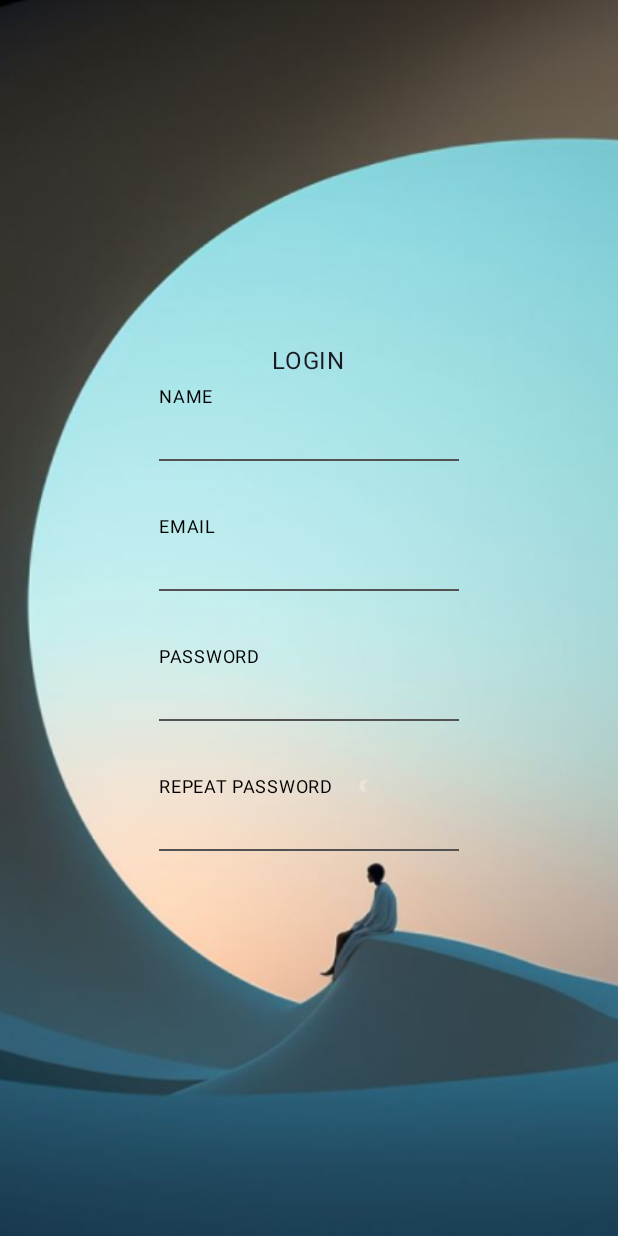
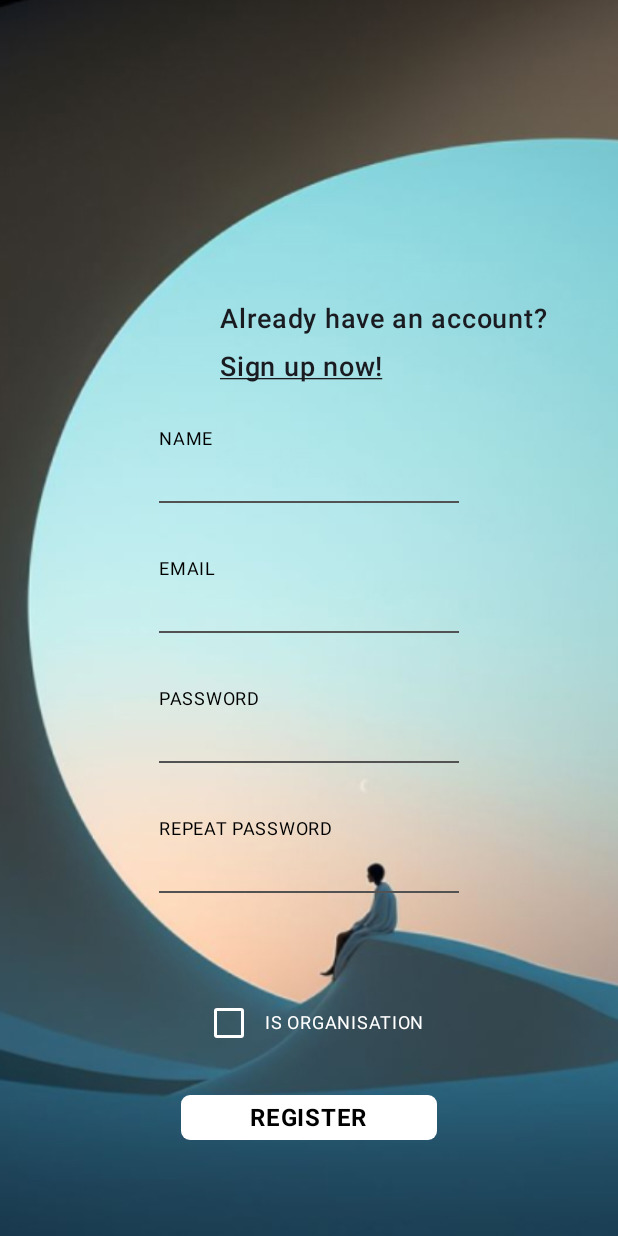
Before and after one commit to LeoSvjetlicic/HelpingHand, an Android app built with Jetpack Compose: the composable LoginScreen shown on its own in the app's theme, on a phone screen of 412 x 824 dp. Run offline under Robolectric (Android 15) with nearby library versions, the phone set to English and light mode, and no system bars; our stand-ins replace Dagger/Hilt's generated code, Firebase (no records; nobody signed in at launch, a user with empty details on screens opened directly); 1 statement that could not run was skipped.

Commit message:
Add authentication

```diff
--- a/app/src/main/java/org/volonter/helpinghand/data/repository/AuthenticationRepositoryImpl.kt
+++ b/app/src/main/java/org/volonter/helpinghand/data/repository/AuthenticationRepositoryImpl.kt
@@ -8,7 +8,7 @@ class AuthenticationRepositoryImpl(
     private val loginUseCase: LoginUseCase,
     private val registerUseCase: RegisterUseCase,
 ) : AuthenticationRepository {
-    override fun login(email: String, password: String): Boolean {
+    override suspend fun login(email: String, password: String): Boolean {
         return loginUseCase.invoke(email, password)
     }
 
--- a/app/src/main/java/org/volonter/helpinghand/di/AuthenticationModule.kt
+++ b/app/src/main/java/org/volonter/helpinghand/di/AuthenticationModule.kt
@@ -1,6 +1,7 @@
 package org.volonter.helpinghand.di
 
 import com.google.firebase.auth.FirebaseAuth
+import com.google.firebase.firestore.FirebaseFirestore
 import dagger.Module
 import dagger.Provides
 import dagger.hilt.InstallIn
@@ -24,8 +25,9 @@ object AuthenticationModule {
     @Provides
     @Singleton
     fun provideRepositoryUseCase(
-        auth: FirebaseAuth
-    ): RegisterUseCase = RegisterUseCase(auth)
+        auth: FirebaseAuth,
+        firestore: FirebaseFirestore
+    ): RegisterUseCase = RegisterUseCase(auth, firestore)
 
     @Provides
     @Singleton
--- a/app/src/main/java/org/volonter/helpinghand/domain/repository/AuthenticationRepository.kt
+++ b/app/src/main/java/org/volonter/helpinghand/domain/repository/AuthenticationRepository.kt
@@ -1,7 +1,7 @@
 package org.volonter.helpinghand.domain.repository
 
 interface AuthenticationRepository {
-    fun login(email: String, password: String): Boolean
+    suspend fun login(email: String, password: String): Boolean
     suspend fun register(
         name: String,
         email: String,
--- a/app/src/main/java/org/volonter/helpinghand/ui/screens/login/AuthenticationScreen.kt
+++ b/app/src/main/java/org/volonter/helpinghand/ui/screens/login/AuthenticationScreen.kt
@@ -3,11 +3,14 @@ package org.volonter.helpinghand.ui.screens.login
 import androidx.compose.foundation.Image
 import androidx.compose.foundation.clickable
 import androidx.compose.foundation.interaction.MutableInteractionSource
+import androidx.compose.foundation.layout.Arrangement
 import androidx.compose.foundation.layout.Box
 import androidx.compose.foundation.layout.Column
 import androidx.compose.foundation.layout.Spacer
 import androidx.compose.foundation.layout.fillMaxSize
+import androidx.compose.foundation.layout.fillMaxWidth
 import androidx.compose.foundation.layout.height
+import androidx.compose.foundation.layout.padding
 import androidx.compose.material3.Text
 import androidx.compose.runtime.Composable
 import androidx.compose.runtime.getValue
@@ -17,11 +20,17 @@ import androidx.compose.ui.Alignment
 import androidx.compose.ui.Modifier
 import androidx.compose.ui.draw.scale
 import androidx.compose.ui.layout.ContentScale
+import androidx.compose.ui.platform.LocalContext
 import androidx.compose.ui.platform.LocalFocusManager
 import androidx.compose.ui.res.painterResource
 import androidx.compose.ui.res.stringResource
+import androidx.compose.ui.text.font.FontWeight
+import androidx.compose.ui.text.style.TextDecoration
 import androidx.compose.ui.unit.dp
+import androidx.compose.ui.unit.sp
 import org.volonter.helpinghand.R
+import org.volonter.helpinghand.ui.screens.login.components.AuthenticationButton
+import org.volonter.helpinghand.ui.screens.login.components.AuthenticationCheckbox
 import org.volonter.helpinghand.ui.screens.login.components.LoginInputField
 
 @Composable
@@ -31,13 +40,16 @@ fun LoginScreen(
 ) {
     val interactionSource by remember { mutableStateOf(MutableInteractionSource()) }
     val focusManager = LocalFocusManager.current
+    val context = LocalContext.current
 
     Box(
         modifier = Modifier
             .fillMaxSize()
             .clickable(interactionSource = interactionSource, indication = null) {
                 focusManager.clearFocus()
-            }) {
+            }
+    ) {
+        // Background Image
         Image(
             modifier = Modifier
                 .fillMaxSize()
@@ -46,21 +58,42 @@ fun LoginScreen(
             contentDescription = null,
             contentScale = ContentScale.FillWidth
         )
+
+        // Content Centered in Screen
         Column(
             modifier = modifier
                 .align(Alignment.Center),
             horizontalAlignment = Alignment.CenterHorizontally
         ) {
-//            TODO - already have an account....
-            Text(text = stringResource(R.string.login))
+            // Conditional Account Text
+            if (viewModel.viewState.value.isLogin) {
+                AccountTextSection(
+                    title = R.string.already_have_account,
+                    action = R.string.sign_up_now,
+                    onActionClick = {
+                        viewModel.onIsLoginChange(viewModel.viewState.value.isLogin)
+                    }
+                )
+            } else {
+                AccountTextSection(
+                    title = R.string.dont_have_account,
+                    action = R.string.create_account,
+                    onActionClick = {
+                        viewModel.onIsLoginChange(viewModel.viewState.value.isLogin)
+                    }
+                )
+            }
 
+            Spacer(Modifier.height(24.dp))
+
+            // Input Fields
             if (viewModel.viewState.value.isLogin) {
                 LoginInputField(
                     viewState = viewModel.viewState.value.nameViewState,
                     onQueryChanged = viewModel::onNameChange
                 )
+                Spacer(Modifier.height(4.dp))
             }
-            Spacer(Modifier.height(4.dp))
             LoginInputField(
                 viewState = viewModel.viewState.value.emailViewState,
                 onQueryChanged = viewModel::onEmailChange
@@ -77,9 +110,55 @@ fun LoginScreen(
                     onQueryChanged = viewModel::onRepeatPasswordChange
                 )
             }
+
+
+        }
+
+        // Fixed Button at Bottom
+        Column(
+            modifier = Modifier
+                .fillMaxWidth()
+                .align(Alignment.BottomCenter) // Fixes alignment to the bottom
+                .padding(64.dp),
+            horizontalAlignment = Alignment.CenterHorizontally
+        ) {
             if (viewModel.viewState.value.isLogin) {
-                //TODO - is organisation chackbox and button
+                AuthenticationCheckbox(
+                    isChecked = viewModel.viewState.value.isOrganisation,
+                    onCheckedChange = viewModel::onIsOrganizationChange
+                )
             }
+            Spacer(Modifier.height(24.dp))
+            AuthenticationButton(
+                text = if (viewModel.viewState.value.isLogin) stringResource(R.string.register) else stringResource(R.string.login),
+                onClick = if (viewModel.viewState.value.isLogin) {
+                    { viewModel.register(context) }
+                } else {
+                    viewModel::login
+                }
+            )
         }
     }
 }
+
+@Composable
+fun AccountTextSection(title: Int, action: Int, onActionClick: () -> Unit) {
+    Column(
+        modifier = Modifier.padding(start = 100.dp),
+        horizontalAlignment = Alignment.Start
+    ) {
+        Text(
+            text = stringResource(title),
+            fontSize = 18.sp,
+            fontWeight = FontWeight.W500
+        )
+        Spacer(Modifier.height(8.dp))
+        Text(
+            text = stringResource(action),
+            modifier = Modifier.clickable { onActionClick() },
+            fontSize = 18.sp,
+            fontWeight = FontWeight.W500,
+            textDecoration = TextDecoration.Underline
+        )
+    }
+}
--- /dev/null
+++ b/app/src/main/java/org/volonter/helpinghand/ui/screens/login/components/AuthenticationButton.kt
@@ -0,0 +1,45 @@
+package org.volonter.helpinghand.ui.screens.login.components
+
+import androidx.compose.foundation.background
+import androidx.compose.foundation.layout.Box
+import androidx.compose.foundation.layout.fillMaxWidth
+import androidx.compose.foundation.layout.height
+import androidx.compose.foundation.layout.padding
+import androidx.compose.foundation.shape.RoundedCornerShape
+import androidx.compose.material3.Button
+import androidx.compose.material3.ButtonDefaults
+import androidx.compose.material3.Text
+import androidx.compose.runtime.Composable
+import androidx.compose.ui.Alignment
+import androidx.compose.ui.Modifier
+import androidx.compose.ui.graphics.Color
+import androidx.compose.ui.text.font.FontWeight
+import androidx.compose.ui.unit.dp
+import androidx.compose.ui.unit.sp
+import org.volonter.helpinghand.ui.theme.Gray20
+
+@Composable
+fun AuthenticationButton(
+    text: String,
+    modifier: Modifier = Modifier,
+    onClick: () -> Unit
+) {
+    Box(
+        modifier = modifier
+            .fillMaxWidth(0.6f) // Optional: Set button width relative to the screen
+            .height(30.dp) // Button height
+            .background(
+                color = Color.White, // Background color
+                shape = RoundedCornerShape(6.dp) // Rounded corners
+            )
+            .padding(horizontal = 8.dp), // Padding inside the box
+        contentAlignment = Alignment.Center // Center the text
+    ) {
+        Text(
+            text = text,
+            color = Color.Black, // Text color
+            fontSize = 16.sp,
+            fontWeight = FontWeight.Bold
+        )
+    }
+}
--- a/app/src/main/java/org/volonter/helpinghand/ui/screens/login/components/AuthenticationCheckbox.kt
+++ b/app/src/main/java/org/volonter/helpinghand/ui/screens/login/components/AuthenticationCheckbox.kt
@@ -5,6 +5,7 @@ import androidx.compose.material3.Checkbox
 import androidx.compose.material3.CheckboxDefaults
 import androidx.compose.material3.Text
 import androidx.compose.runtime.Composable
+import androidx.compose.ui.Alignment
 import androidx.compose.ui.Modifier
 import androidx.compose.ui.graphics.Color
 import androidx.compose.ui.res.stringResource
@@ -18,7 +19,10 @@ fun AuthenticationCheckbox(
     modifier: Modifier = Modifier,
     onCheckedChange: (Boolean) -> Unit
 ) {
-    Row {
+    Row (
+        modifier = modifier,
+        verticalAlignment = Alignment.CenterVertically
+    ){
         Checkbox(
             modifier = modifier,
             checked = isChecked,
--- a/app/src/main/res/values/strings.xml
+++ b/app/src/main/res/values/strings.xml
@@ -8,6 +8,8 @@
     <string name="register">REGISTER</string>
     <string name="login">LOGIN</string>
     <string name="dont_have_account">Don\'t have an account?</string>
+    <string name="sign_up_now">Sign up now!</string>
+    <string name="create_account">Create Account!</string>
     <string name="already_have_account">Already have an account?</string>
     <string name="click_here">Click here.</string>
     <string name="applicants">Applicants</string>
```
Also changed, not shown: app/src/main/java/org/volonter/helpinghand/data/model/User.kt (added, +9 -0 lines), app/src/main/java/org/volonter/helpinghand/domain/usecases/LoginUseCase.kt (+11 -2 lines), app/src/main/java/org/volonter/helpinghand/domain/usecases/RegisterUseCase.kt (+37 -4 lines), app/src/main/java/org/volonter/helpinghand/ui/screens/login/AuthenticationViewModel.kt (+19 -2 lines).
